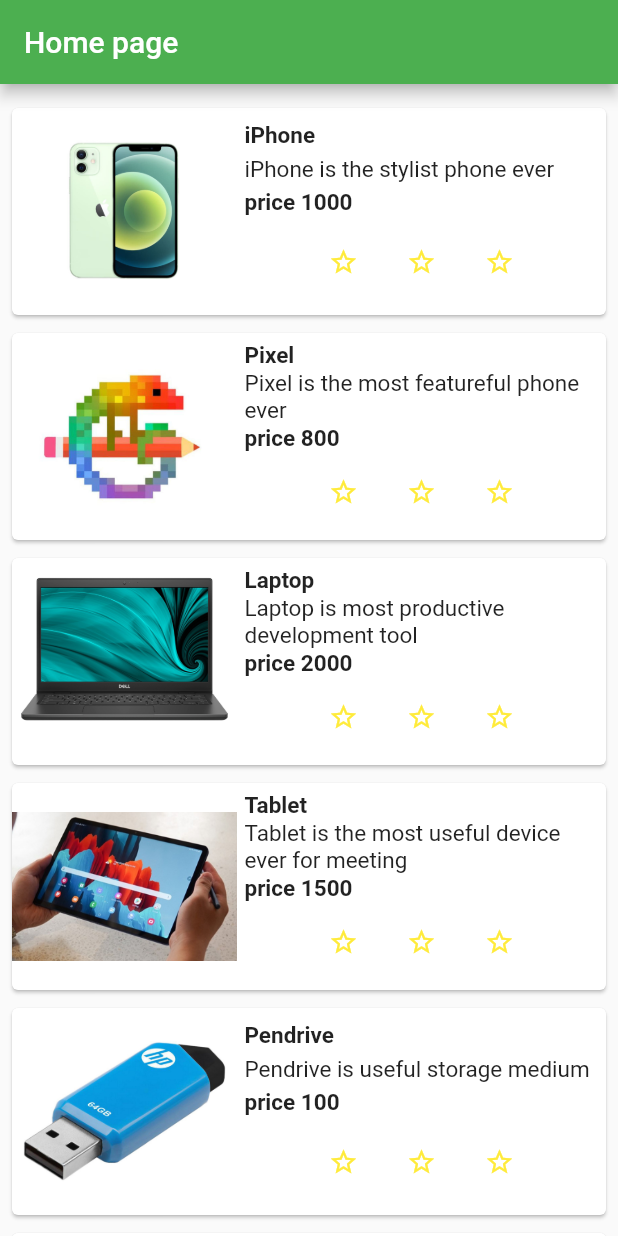
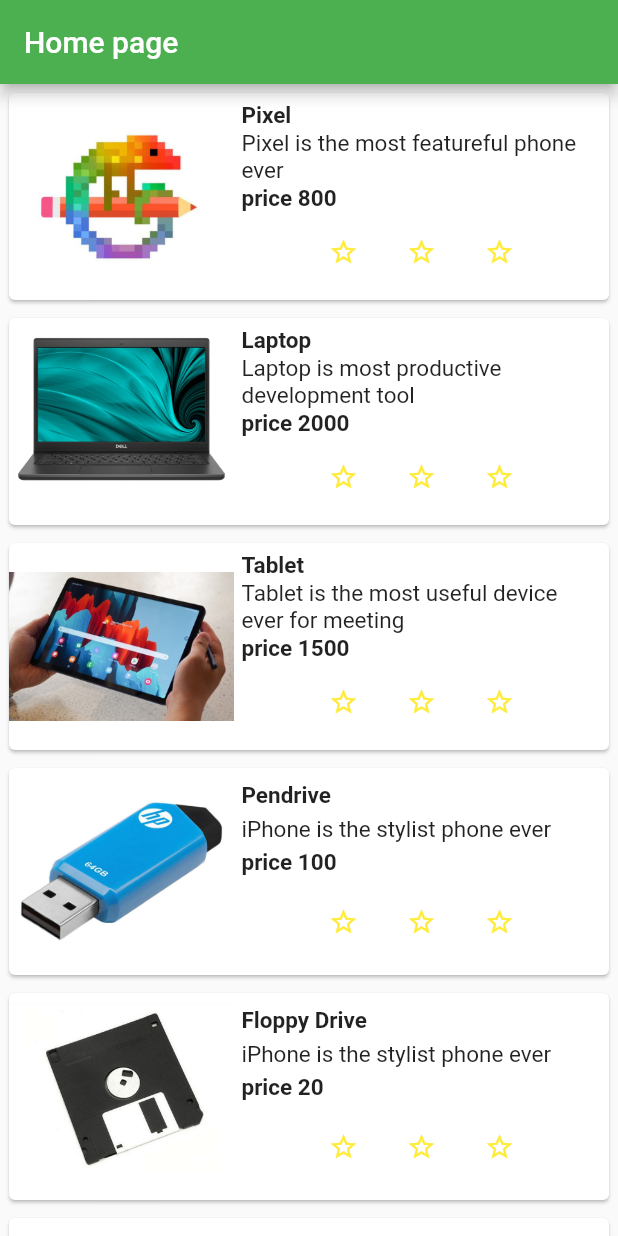
Before and after one commit to vanh2604/learn-flutter, a Flutter app: the screen it shows after launch, on a phone screen of 412 x 824 dp. Run offline on Flutter 3.47's test engine with Material 2 defaults, Android fonts, the phone set to English and light mode, and no system bars.

```diff
--- a/lib/main.dart
+++ b/lib/main.dart
@@ -17,18 +17,40 @@ class MyApp extends StatelessWidget {
   }
 }
 
-class ProductBox extends StatelessWidget {
-  const ProductBox({
-    Key? key,
-    required this.name,
-    required this.description,
-    required this.price,
-    required this.image,
-  }) : super(key: key);
+class Product {
   final String name;
   final String description;
   final int price;
   final String image;
+  Product(this.name, this.description, this.price, this.image);
+
+  static List<Product> getProducts() {
+    List<Product> items = <Product>[];
+    items.add(Product(
+        "Pixel", "Pixel is the most featureful phone ever", 800, "pixel.jpeg"));
+    items.add(Product("Laptop", "Laptop is most productive development tool",
+        2000, "laptop.jpeg"));
+    items.add(Product(
+        "Tablet",
+        "Tablet is the most useful device ever for meeting",
+        1500,
+        "tablet.jpg"));
+    items.add(Product(
+        "Pendrive", "iPhone is the stylist phone ever", 100, "pendrive.jpg"));
+    items.add(Product("Floppy Drive", "iPhone is the stylist phone ever", 20,
+        "floppydisk.png"));
+    items.add(Product(
+        "iPhone", "iPhone is the stylist phone ever", 1000, "iphone.jpg"));
+    return items;
+  }
+}
+
+class ProductBox extends StatelessWidget {
+  const ProductBox({
+    Key? key,
+    required this.item,
+  }) : super(key: key);
+  final Product item;
   @override
   Widget build(BuildContext context) {
     return Container(
@@ -38,7 +60,8 @@ class ProductBox extends StatelessWidget {
           child: Row(
         mainAxisAlignment: MainAxisAlignment.spaceEvenly,
         children: [
-          Image.asset("assets/appimages/" + image, width: 150, height: 150),
+          Image.asset("assets/appimages/" + item.image,
+              width: 150, height: 150),
           Expanded(
               child: Container(
             padding: const EdgeInsets.all(5),
@@ -47,16 +70,16 @@ class ProductBox extends StatelessWidget {
               crossAxisAlignment: CrossAxisAlignment.start,
               children: [
                 Text(
-                  name,
+                  item.name,
                   style: const TextStyle(
                       fontSize: 15, fontWeight: FontWeight.bold),
                 ),
                 Text(
-                  description,
+                  item.description,
                   style: const TextStyle(fontSize: 15),
                 ),
                 Text(
-                  "price ${price.toString()}",
+                  "price ${item.price.toString()}",
                   style: const TextStyle(
                       fontSize: 15, fontWeight: FontWeight.bold),
                 ),
@@ -159,48 +182,74 @@ class MyHomePage extends StatefulWidget {
 
 class _MyHomePageState extends State<MyHomePage> {
   int count = 0;
+  final items = Product.getProducts();
   @override
   Widget build(BuildContext context) {
     return Scaffold(
         appBar: AppBar(
           title: Text(widget.title),
         ),
-        body: ListView(
-          shrinkWrap: true,
-          padding: const EdgeInsets.fromLTRB(2.0, 10.0, 2.0, 10.0),
-          children: const <Widget>[
-            ProductBox(
-                name: "iPhone",
-                description: "iPhone is the stylist phone ever",
-                price: 1000,
-                image: "iphone.jpg"),
-            ProductBox(
-                name: "Pixel",
-                description: "Pixel is the most featureful phone ever",
-                price: 800,
-                image: "pixel.jpeg"),
-            ProductBox(
-                name: "Laptop",
-                description: "Laptop is most productive development tool",
-                price: 2000,
-                image: "laptop.jpeg"),
-            ProductBox(
-                name: "Tablet",
-                description:
-                    "Tablet is the most useful device ever for meeting",
-                price: 1500,
-                image: "tablet.jpg"),
-            ProductBox(
-                name: "Pendrive",
-                description: "Pendrive is useful storage medium",
-                price: 100,
-                image: "pendrive.jpg"),
-            ProductBox(
-                name: "Floppy Drive",
-                description: "Floppy drive is useful rescue storage medium",
-                price: 20,
-                image: "floppydisk.png"),
-          ],
+        body: ListView.builder(
+          itemCount: items.length,
+          itemBuilder: (context, index) {
+            return GestureDetector(
+              child: ProductBox(item: items[index]),
+              onTap: () {
+                Navigator.push(
+                  context,
+                  MaterialPageRoute(
+                    builder: (context) => ProductPage(
+                      item: items[index],
+                    ),
+                  ),
+                );
+              },
+            );
+          },
         ));
   }
 }
+
+class ProductPage extends StatelessWidget {
+  const ProductPage({Key? key, required this.item}) : super(key: key);
+  final Product item;
+  @override
+  Widget build(BuildContext context) {
+    return Scaffold(
+      appBar: AppBar(
+        title: Text(item.name),
+      ),
+      body: Center(
+        child: Container(
+          padding: const EdgeInsets.all(0),
+          child: Column(
+              mainAxisAlignment: MainAxisAlignment.start,
+              crossAxisAlignment: CrossAxisAlignment.start,
+              children: <Widget>[
+                Image.asset(
+                  "assets/appimages/" + item.image,
+                  height: 200.0,
+                  width: MediaQuery.of(context).size.width,
+                ),
+                Expanded(
+                    child: Container(
+                        padding: const EdgeInsets.all(1),
+                        child: Column(
+                          mainAxisAlignment: MainAxisAlignment.spaceEvenly,
+                          children: <Widget>[
+                            Text(item.name,
+                                style: const TextStyle(
+                                    fontWeight: FontWeight.bold, fontSize: 20)),
+                            Text(item.description),
+                            Text("Price: " + item.price.toString(),
+                                style: const TextStyle(
+                                    fontWeight: FontWeight.bold, fontSize: 20)),
+                            const RatingBox(),
+                          ],
+                        )))
+              ]),
+        ),
+      ),
+    );
+  }
+}
```
